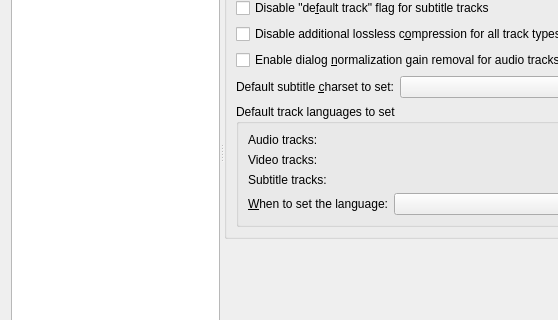
Qt form src/mkvtoolnix-gui/forms/main_window/preferences_dialog.ui (jpsdr/MKVToolnix-Windows-7) before a commit; both pictures show x 0 to 558 and y 189 to 509 of the 838 by 710 pixel window.
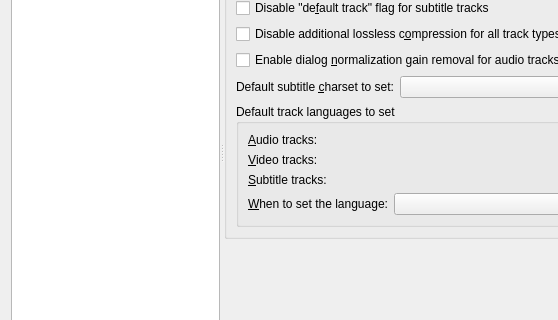
The same form after that commit. The open tabs and pages were chosen to show the change. Icons and pictures are not drawn. Custom widgets are drawn as their Qt base class.

Commit message: GUI: mux: add/enable keyboard shortcuts for all language display widgets

What changed in the file:
```diff
--- a/src/mkvtoolnix-gui/forms/main_window/preferences_dialog.ui
+++ b/src/mkvtoolnix-gui/forms/main_window/preferences_dialog.ui
@@ -1071,7 +1071,10 @@
               <item row="0" column="0">
                <widget class="QLabel" name="lDefaultAudioTrackLanguage">
                 <property name="text">
-                 <string>Audio tracks:</string>
+                 <string>&amp;Audio tracks:</string>
+                </property>
+                <property name="buddy">
+                 <cstring>ldwMDefaultAudioTrackLanguage</cstring>
                 </property>
                </widget>
               </item>
@@ -1108,14 +1111,20 @@
               <item row="1" column="0">
                <widget class="QLabel" name="lDefaultVIdeoTrackLanguage">
                 <property name="text">
-                 <string>Video tracks:</string>
+                 <string>&amp;Video tracks:</string>
+                </property>
+                <property name="buddy">
+                 <cstring>ldwMDefaultVideoTrackLanguage</cstring>
                 </property>
                </widget>
               </item>
               <item row="2" column="0">
                <widget class="QLabel" name="lDefaultSubtitleTrackLanguage">
                 <property name="text">
-                 <string>Subtitle tracks:</string>
+                 <string>&amp;Subtitle tracks:</string>
+                </property>
+                <property name="buddy">
+                 <cstring>ldwMDefaultSubtitleTrackLanguage</cstring>
                 </property>
                </widget>
               </item>
```
Left out of the diff: 2 changed lines with no effect on the pictures. The commit also changes 7 other files.
